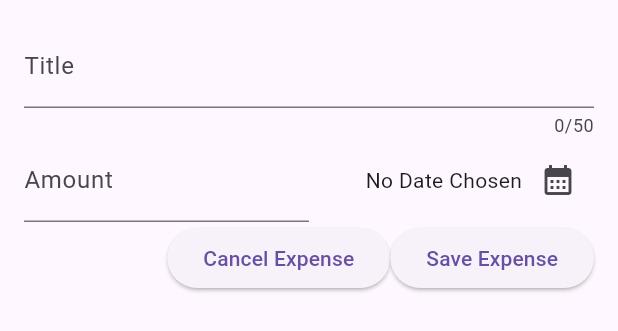
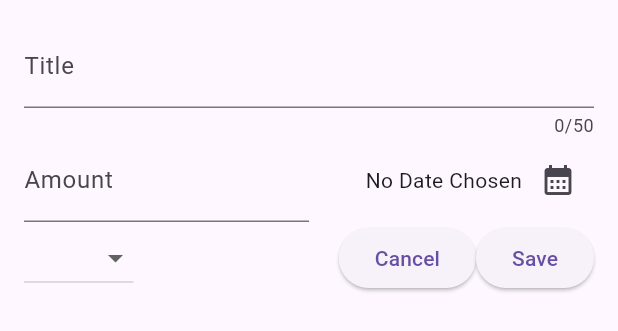
Before and after one commit to AliKhachab/expenses_app, a Flutter app: the NewExpense widget shown alone on an empty page, opened directly, on a phone screen of 412 x 824 dp. Shown: the top 331 px of the screen. Run offline on Flutter 3.47's test engine with Material 3 defaults, Android fonts, the phone set to English and light mode, and no system bars.

Commit message:
staging to push to online repo

```diff
--- a/lib/new_expense.dart
+++ b/lib/new_expense.dart
@@ -1,6 +1,7 @@
 import 'package:flutter/material.dart';
 import 'package:flutter/services.dart';
 import 'package:intl/intl.dart';
+import 'package:expense_tracker/models/expense.dart';
 
 final formatter = DateFormat.yMd();
 
@@ -90,14 +91,26 @@ class _NewExpenseState extends State<NewExpense> {
 
           Row(
             children: [
-              Spacer(),
+              DropdownButton(
+                items: Category.values.map(
+                  (category) => DropdownMenuItem(
+                    value: category,
+                    child: Text(category.name.toString()),
+                  ),
+                ).toList(),
+                onChanged: (value) {},
+              ),
+              const Spacer(),
               ElevatedButton(
                 onPressed: () {
                   Navigator.pop(context);
                 },
-                child: Text("Cancel Expense"),
+                child: Text("Cancel"),
               ),
-              ElevatedButton(onPressed: () {}, child: Text("Save Expense")),
+              ElevatedButton(
+                onPressed: () {},
+                child: Text("Save"),
+              ),
             ],
           ),
         ],
```
